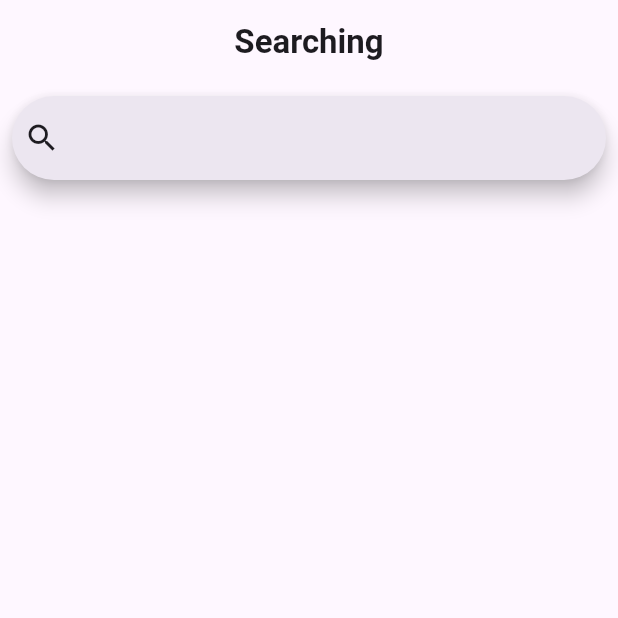
After one commit to sushantebp/flutter_docs_part_1, a Flutter app: the screen it shows after launch, on a phone screen of 412 x 824 dp, the top half of it. The commit adds this screen. Run offline on Flutter 3.47's test engine with Material 3 defaults, Android fonts, the phone set to English and light mode, and no system bars.

Commit message:
feat(search-bar): implemented serchbar with items using Regx and SearchBarAnchor

```diff
--- a/lib/main.dart
+++ b/lib/main.dart
@@ -1,5 +1,5 @@
 import 'package:flutter/material.dart';
-import 'package:learn_app/pages/handling_user_input_page.dart';
+import 'package:learn_app/practise/pages/search_bar_example_page.dart';
 
 void main(List<String> args) {
   runApp(const ButtonTypeApp());
@@ -10,6 +10,6 @@ class ButtonTypeApp extends StatelessWidget {
 
   @override
   Widget build(BuildContext context) {
-    return MaterialApp(home: const HandlingUserInputPage());
+    return MaterialApp(home: const SearchBarExamplePage());
   }
 }
--- /dev/null
+++ b/lib/practise/pages/search_bar_example_page.dart
@@ -0,0 +1,114 @@
+import 'package:flutter/material.dart';
+
+class SearchBarExamplePage extends StatefulWidget {
+  const SearchBarExamplePage({super.key});
+
+  @override
+  State<SearchBarExamplePage> createState() => _SearchBarExamplePageState();
+}
+
+class _SearchBarExamplePageState extends State<SearchBarExamplePage> {
+  final List<String> _items = const <String>[
+    'Apple',
+    'Banana',
+    'Cherry',
+    'Date',
+    'Elderberry',
+    'Fig',
+    'Grapes',
+    'Honeydew',
+    'Kiwi',
+    'Lemon',
+  ];
+
+  List<String> _filterItems(String query) {
+    // Create a RegExp from the user's query.
+    // escape special characters (remove like $,^)
+    // and what caseSenstive does any capitalization like ('aPPle','appLe','APPLE') does not matter,and match
+    final RegExp queryExp = RegExp(RegExp.escape(query), caseSensitive: false);
+    // since queryExp has case-insensitive ,'aPPle' or 'APPle' or any substring of this will try to match with item
+    // queryExp will match item with list and provide in list ['Apple'] if present in list
+    final values = _items.where((item) => queryExp.hasMatch(item)).toList();
+    // Return the filtered list of matched items.
+    return values;
+  }
+
+  final SearchController searchController = SearchController();
+
+  bool isClosed = false;
+
+  @override
+  void initState() {
+    searchController.addListener(() {
+      setState(() {
+        // When user types, open suggestion popup
+        if (searchController.text.isNotEmpty && !searchController.isOpen) {
+          searchController.openView();
+          isClosed = true;
+        } else if (searchController.text.isEmpty && searchController.isOpen) {
+          searchController.closeView(null);
+          isClosed = false;
+        }
+      });
+    });
+    super.initState();
+  }
+
+  @override
+  void dispose() {
+    searchController.dispose();
+    super.dispose();
+  }
+
+  @override
+  Widget build(BuildContext context) {
+    return Scaffold(
+      appBar: AppBar(
+        title: const Text(
+          'Searching',
+          style: TextStyle(fontWeight: FontWeight.bold),
+        ),
+        centerTitle: true,
+      ),
+      body: Padding(
+        padding: const EdgeInsets.all(8.0),
+        child: Column(
+          children: [
+            SearchAnchor(
+              searchController: searchController,
+              builder: (context, controller) {
+                return SearchBar(
+                  controller: controller,
+                  leading: const Icon(Icons.search),
+                  trailing: [
+                    IconButton(
+                      onPressed: () => searchController.clear(),
+                      icon: isClosed
+                          ? const Icon(Icons.close)
+                          : const SizedBox.shrink(),
+                    ),
+                  ],
+                );
+              },
+              suggestionsBuilder: (context, controller) {
+                final query = controller.text;
+                final filteredItems = _filterItems(query);
+
+                return List<Widget>.generate(filteredItems.length, (index) {
+                  final item = filteredItems[index];
+                  return ListTile(
+                    title: Text(
+                      item,
+                      style: Theme.of(context).textTheme.bodyLarge,
+                    ),
+                    onTap: () => controller.closeView(item),
+                  );
+                });
+              },
+            ),
+          ],
+        ),
+      ),
+    );
+  }
+}
```
